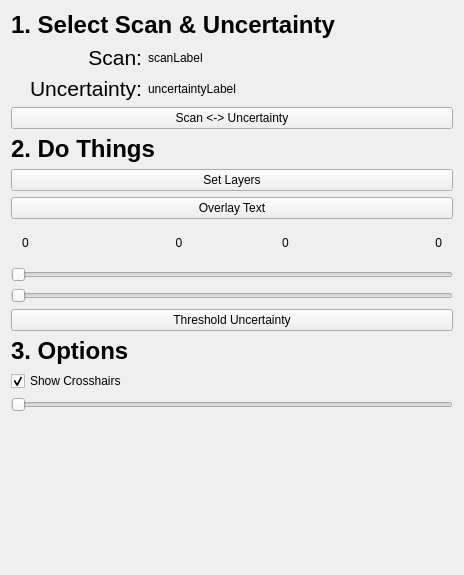
Old version of the form Sams_Project/Plugins/com.sam.finalyearproject/src/internal/Sams_ViewControls.ui in the repository bonzo45/Final-Year-Project.
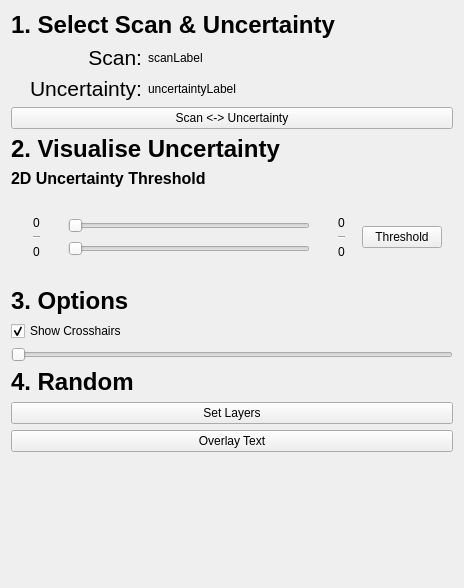
New version of the form. Custom widgets are drawn as their Qt base class.

Commit message: Thresholding sort of works and doesn't look completely awful.

What changed in the file:
```diff
--- a/Sams_Project/Plugins/com.sam.finalyearproject/src/internal/Sams_ViewControls.ui
+++ b/Sams_Project/Plugins/com.sam.finalyearproject/src/internal/Sams_ViewControls.ui
@@ -7,7 +7,7 @@
     <x>0</x>
     <y>0</y>
     <width>464</width>
-    <height>575</height>
+    <height>588</height>
    </rect>
   </property>
   <property name="minimumSize">
@@ -149,27 +149,21 @@
       </font>
      </property>
      <property name="text">
-      <string>2. Do Things</string>
+      <string>2. Visualise Uncertainty</string>
      </property>
     </widget>
    </item>
    <item>
-    <widget class="QPushButton" name="buttonSetLayers">
-     <property name="text">
-      <string>Set Layers</string>
+    <widget class="QLabel" name="label2a">
+     <property name="font">
+      <font>
+       <pointsize>12</pointsize>
+       <weight>75</weight>
+       <bold>true</bold>
+      </font>
      </property>
-    </widget>
-   </item>
-   <item>
-    <widget class="QPushButton" name="buttonOverlayText">
-     <property name="enabled">
-      <bool>true</bool>
-     </property>
-     <property name="toolTip">
-      <string>Do image processing</string>
-     </property>
      <property name="text">
-      <string>Overlay Text</string>
+      <string>2D Uncertainty Threshold</string>
      </property>
     </widget>
    </item>
@@ -177,12 +171,8 @@
     <widget class="QWidget" name="widget" native="true">
      <layout class="QHBoxLayout" name="horizontalLayout_3">
       <item>
-       <widget class="QLabel" name="labelSliderLeftLimit">
-        <property name="text">
-         <string>0</string>
-        </property>
-       </widget>
-      </item>
+       <widget class="QWidget" name="widget2DThresholdLeft" native="true">
+        <layout class="QVBoxLayout" name="verticalLayout_3">
       <item>
        <widget class="QLabel" name="labelSliderLeft">
         <property name="text">
@@ -194,6 +184,49 @@
        </widget>
       </item>
       <item>
+          <widget class="Line" name="line">
+           <property name="orientation">
+            <enum>Qt::Horizontal</enum>
+           </property>
+          </widget>
+         </item>
+         <item>
+          <widget class="QLabel" name="labelSliderLeftLimit">
+           <property name="text">
+            <string>0</string>
+           </property>
+           <property name="alignment">
+            <set>Qt::AlignCenter</set>
+           </property>
+          </widget>
+         </item>
+        </layout>
+       </widget>
+      </item>
+      <item>
+       <widget class="QWidget" name="widget2DThresholdSliders" native="true">
+        <layout class="QVBoxLayout" name="verticalLayout_2">
+         <item>
+          <widget class="QSlider" name="sliderMinThreshold">
+           <property name="orientation">
+            <enum>Qt::Horizontal</enum>
+           </property>
+          </widget>
+         </item>
+         <item>
+          <widget class="QSlider" name="sliderMaxThreshold">
+           <property name="orientation">
+            <enum>Qt::Horizontal</enum>
+           </property>
+          </widget>
+         </item>
+        </layout>
+       </widget>
+      </item>
+      <item>
+       <widget class="QWidget" name="widget2DThresholdRight" native="true">
+        <layout class="QVBoxLayout" name="verticalLayout_4">
+         <item>
        <widget class="QLabel" name="labelSliderRight">
         <property name="text">
          <string>0</string>
@@ -203,42 +236,34 @@
         </property>
        </widget>
       </item>
+         <item>
+          <widget class="Line" name="line_2">
+           <property name="orientation">
+            <enum>Qt::Horizontal</enum>
+           </property>
+          </widget>
+         </item>
       <item>
        <widget class="QLabel" name="labelSliderRightLimit">
         <property name="text">
          <string>0</string>
         </property>
         <property name="alignment">
-         <set>Qt::AlignRight|Qt::AlignTrailing|Qt::AlignVCenter</set>
+            <set>Qt::AlignCenter</set>
         </property>
        </widget>
       </item>
      </layout>
-     <zorder>labelSliderRightLimit</zorder>
-     <zorder>labelSliderLeftLimit</zorder>
-     <zorder>labelSliderRight</zorder>
-     <zorder>labelSliderLeft</zorder>
-    </widget>
-   </item>
-   <item>
-    <widget class="QSlider" name="minSlider">
-     <property name="orientation">
-      <enum>Qt::Horizontal</enum>
-     </property>
-    </widget>
-   </item>
-   <item>
-    <widget class="QSlider" name="maxSlider">
-     <property name="orientation">
-      <enum>Qt::Horizontal</enum>
-     </property>
     </widget>
    </item>
    <item>
     <widget class="QPushButton" name="buttonThreshold">
      <property name="text">
-      <string>Threshold Uncertainty</string>
-     </property>
+         <string>Threshold</string>
+        </property>
+       </widget>
+      </item>
+     </layout>
     </widget>
    </item>
    <item>
@@ -284,6 +309,40 @@
      </property>
     </widget>
    </item>
+   <item>
+    <widget class="QLabel" name="label4">
+     <property name="font">
+      <font>
+       <pointsize>18</pointsize>
+       <weight>75</weight>
+       <bold>true</bold>
+      </font>
+     </property>
+     <property name="text">
+      <string>4. Random</string>
+     </property>
+    </widget>
+   </item>
+   <item>
+    <widget class="QPushButton" name="buttonSetLayers">
+     <property name="text">
+      <string>Set Layers</string>
+     </property>
+    </widget>
+   </item>
+   <item>
+    <widget class="QPushButton" name="buttonOverlayText">
+     <property name="enabled">
+      <bool>true</bool>
+     </property>
+     <property name="toolTip">
+      <string>Do image processing</string>
+     </property>
+     <property name="text">
+      <string>Overlay Text</string>
+     </property>
+    </widget>
+   </item>
    <item>
     <spacer name="spacer">
      <property name="orientation">
```
Left out of the diff: 18 changed lines with no effect on the pictures. Lines whose indentation alone changed are shown as unchanged. The commit also changes 1 other file.
